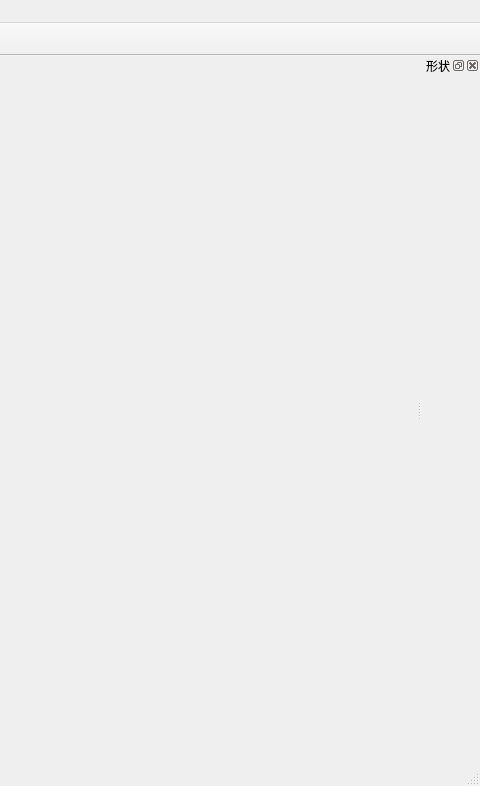
First picture: the form in mainwindow.ui, repository ITERATOR-ACM-TEAM/VIPainter, before the edit; both pictures show x 726 to 1206 and y 0 to 786 of the 1206 by 786 pixel window.
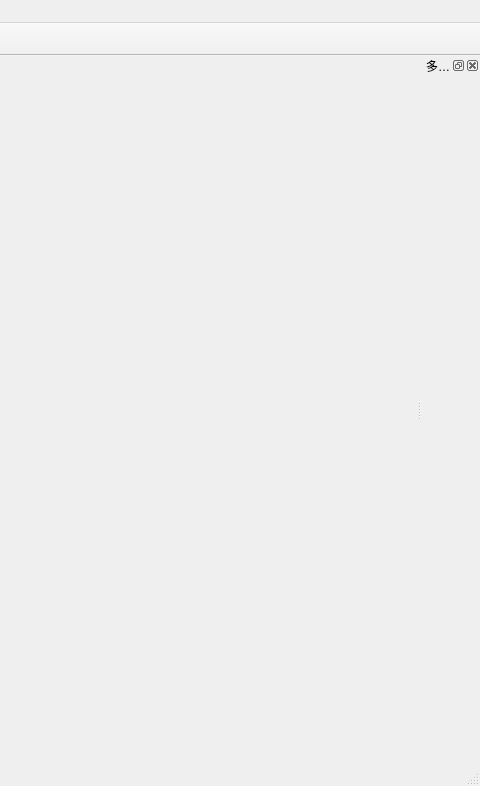
Second picture: the form after the edit. Icons and pictures are not drawn.

Diff of the .ui file:
```diff
--- a/mainwindow.ui
+++ b/mainwindow.ui
@@ -183,7 +183,7 @@
     <set>Qt::AllDockWidgetAreas</set>
    </property>
    <property name="windowTitle">
-    <string>形状</string>
+    <string>多功能栏</string>
    </property>
    <attribute name="dockWidgetArea">
     <number>2</number>
```
